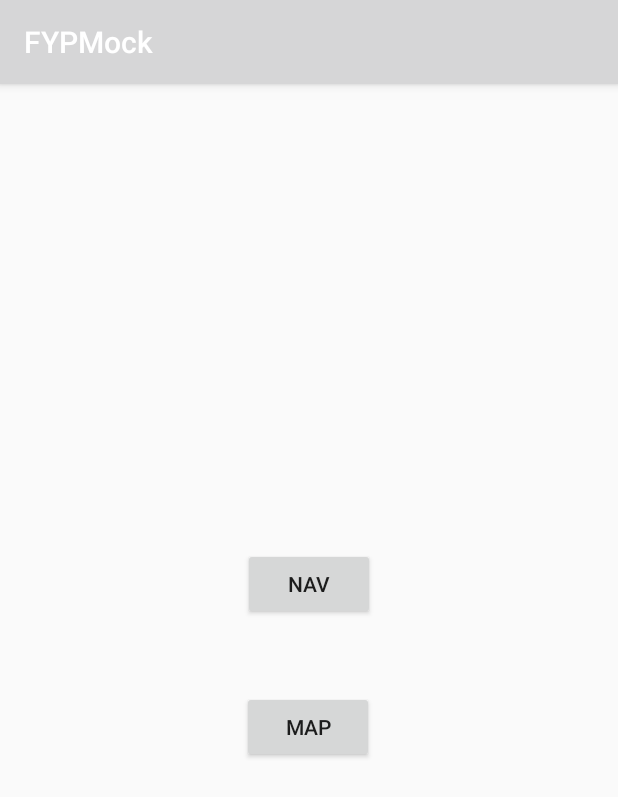
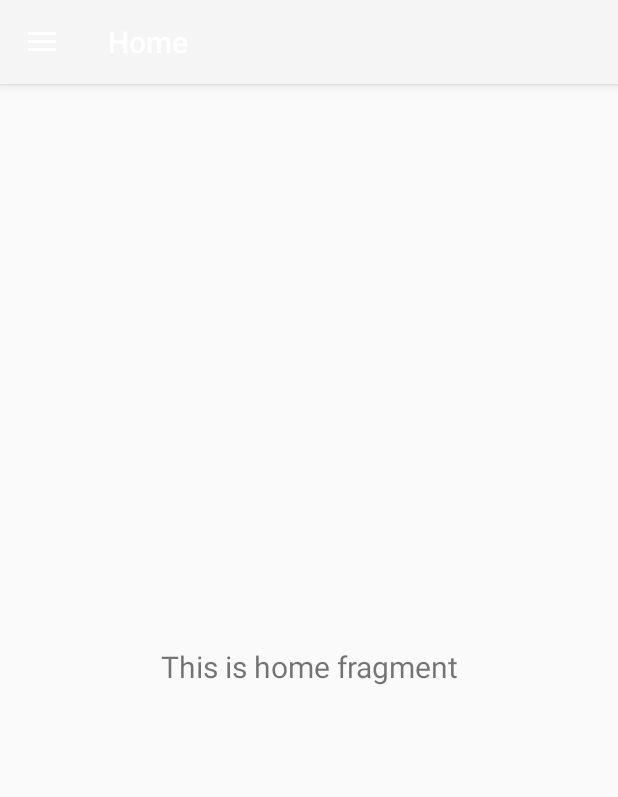
Before and after one commit to cheekeong1002/FYP, an Android app: the screen it shows after launch (Test before the commit, Menu after it), on a phone screen of 412 x 824 dp. Shown: the top 797 px of the screen. Run offline under Robolectric (Android 15) with nearby library versions, the phone set to English and light mode, and no system bars; our stand-ins replace navigation-ui.

Commit message:
Added menu

```diff
--- a/app/build.gradle
+++ b/app/build.gradle
@@ -37,6 +37,10 @@ dependencies {
     implementation('es.situm:situm-wayfinding:0.15.0-alpha@aar') {
         transitive = true
     }
+    implementation 'androidx.navigation:navigation-fragment:2.3.5'
+    implementation 'androidx.navigation:navigation-ui:2.3.5'
+    implementation 'androidx.lifecycle:lifecycle-livedata-ktx:2.4.0'
+    implementation 'androidx.lifecycle:lifecycle-viewmodel-ktx:2.4.0'
     testImplementation 'junit:junit:4.+'
     androidTestImplementation 'androidx.test.ext:junit:1.1.3'
     androidTestImplementation 'androidx.test.espresso:espresso-core:3.4.0'
--- /dev/null
+++ b/app/src/main/java/com/example/fypmock/HomeFragment.java
@@ -0,0 +1,34 @@
+package com.example.fypmock;
+
+import android.os.Bundle;
+import android.view.LayoutInflater;
+import android.view.View;
+import android.view.ViewGroup;
+import android.widget.TextView;
+import androidx.annotation.NonNull;
+import androidx.annotation.Nullable;
+import androidx.fragment.app.Fragment;
+import androidx.lifecycle.Observer;
+import androidx.lifecycle.ViewModelProvider;
+
+public class HomeFragment extends Fragment {
+
+    private HomeViewModel homeViewModel;
+
+    public View onCreateView(@NonNull LayoutInflater inflater,
+            ViewGroup container, Bundle savedInstanceState) {
+
+
+        homeViewModel =
+                new ViewModelProvider(this).get(HomeViewModel.class);
+        View root = inflater.inflate(R.layout.fragment_home, container, false);
+        final TextView textView = root.findViewById(R.id.text_home);
+        homeViewModel.getText().observe(getViewLifecycleOwner(), new Observer<String>() {
+            @Override
+            public void onChanged(@Nullable String s) {
+                textView.setText(s);
+            }
+        });
+        return root;
+    }
+}
--- /dev/null
+++ b/app/src/main/java/com/example/fypmock/HomeViewModel.java
@@ -0,0 +1,19 @@
+package com.example.fypmock;
+
+import androidx.lifecycle.LiveData;
+import androidx.lifecycle.MutableLiveData;
+import androidx.lifecycle.ViewModel;
+
+public class HomeViewModel extends ViewModel {
+
+    private MutableLiveData<String> mText;
+
+    public HomeViewModel() {
+        mText = new MutableLiveData<>();
+        mText.setValue("This is home fragment");
+    }
+
+    public LiveData<String> getText() {
+        return mText;
+    }
+}
--- /dev/null
+++ b/app/src/main/java/com/example/fypmock/Menu.java
@@ -0,0 +1,68 @@
+package com.example.fypmock;
+
+import android.content.Intent;
+import android.os.Bundle;
+import android.util.Log;
+import android.view.MenuItem;
+
+import com.google.android.material.navigation.NavigationView;
+
+import androidx.annotation.NonNull;
+import androidx.navigation.NavController;
+import androidx.navigation.Navigation;
+import androidx.navigation.ui.AppBarConfiguration;
+import androidx.navigation.ui.NavigationUI;
+import androidx.drawerlayout.widget.DrawerLayout;
+import androidx.appcompat.app.AppCompatActivity;
+import androidx.appcompat.widget.Toolbar;
+
+public class Menu extends AppCompatActivity {
+
+    private AppBarConfiguration mAppBarConfiguration;
+
+    @Override
+    protected void onCreate(Bundle savedInstanceState) {
+        super.onCreate(savedInstanceState);
+        setContentView(R.layout.activity_menu);
+        Toolbar toolbar = findViewById(R.id.toolbar);
+        setSupportActionBar(toolbar);
+        DrawerLayout drawer = findViewById(R.id.drawer_layout);
+        NavigationView navigationView = findViewById(R.id.nav_view);
+        // Passing each menu ID as a set of Ids because each
+        // menu should be considered as top level destinations.
+        mAppBarConfiguration = new AppBarConfiguration.Builder(
+                R.id.nav_home)
+                .setDrawerLayout(drawer)
+                .build();
+        NavController navController = Navigation.findNavController(this, R.id.nav_host_fragment);
+        NavigationUI.setupActionBarWithNavController(this, navController, mAppBarConfiguration);
+        NavigationUI.setupWithNavController(navigationView, navController);
+        navigationView.setNavigationItemSelectedListener(new NavigationView.OnNavigationItemSelectedListener() {
+            @Override
+            public boolean onNavigationItemSelected(@NonNull MenuItem item) {
+                Intent intent;
+
+                switch (item.toString()){
+                    case "View Map":
+                        intent = new Intent(Menu.this, Map.class);
+                        startActivity(intent);
+                        break;
+
+                    case "Plan Route":
+                        intent = new Intent(Menu.this, Test.class);
+                        startActivity(intent);
+                        break;
+
+                }
+                return false;
+            }
+        });
+    }
+
+    @Override
+    public boolean onSupportNavigateUp() {
+        NavController navController = Navigation.findNavController(this, R.id.nav_host_fragment);
+        return NavigationUI.navigateUp(navController, mAppBarConfiguration)
+                || super.onSupportNavigateUp();
+    }
+}
--- /dev/null
+++ b/app/src/main/res/drawable/ic_baseline_map_24.xml
@@ -0,0 +1,10 @@
+<vector xmlns:android="http://schemas.android.com/apk/res/android"
+    android:width="24dp"
+    android:height="24dp"
+    android:viewportWidth="24"
+    android:viewportHeight="24"
+    android:tint="?attr/colorControlNormal">
+  <path
+      android:fillColor="@android:color/white"
+      android:pathData="M20.5,3l-0.16,0.03L15,5.1 9,3 3.36,4.9c-0.21,0.07 -0.36,0.25 -0.36,0.48V20.5c0,0.28 0.22,0.5 0.5,0.5l0.16,-0.03L9,18.9l6,2.1 5.64,-1.9c0.21,-0.07 0.36,-0.25 0.36,-0.48V3.5c0,-0.28 -0.22,-0.5 -0.5,-0.5zM15,19l-6,-2.11V5l6,2.11V19z"/>
+</vector>
--- /dev/null
+++ b/app/src/main/res/drawable/ic_baseline_navigation_24.xml
@@ -0,0 +1,10 @@
+<vector xmlns:android="http://schemas.android.com/apk/res/android"
+    android:width="24dp"
+    android:height="24dp"
+    android:viewportWidth="24"
+    android:viewportHeight="24"
+    android:tint="?attr/colorControlNormal">
+  <path
+      android:fillColor="@android:color/white"
+      android:pathData="M12,2L4.5,20.29l0.71,0.71L12,18l6.79,3 0.71,-0.71z"/>
+</vector>
--- /dev/null
+++ b/app/src/main/res/drawable/ic_favourite.xml
@@ -0,0 +1,10 @@
+<vector xmlns:android="http://schemas.android.com/apk/res/android"
+    android:width="24dp"
+    android:height="24dp"
+    android:viewportWidth="24"
+    android:viewportHeight="24"
+    android:tint="?attr/colorControlNormal">
+  <path
+      android:fillColor="@android:color/white"
+      android:pathData="M12,21.35l-1.45,-1.32C5.4,15.36 2,12.28 2,8.5 2,5.42 4.42,3 7.5,3c1.74,0 3.41,0.81 4.5,2.09C13.09,3.81 14.76,3 16.5,3 19.58,3 22,5.42 22,8.5c0,3.78 -3.4,6.86 -8.55,11.54L12,21.35z"/>
+</vector>
--- /dev/null
+++ b/app/src/main/res/drawable/ic_home.xml
@@ -0,0 +1,10 @@
+<vector xmlns:android="http://schemas.android.com/apk/res/android"
+    android:width="24dp"
+    android:height="24dp"
+    android:viewportWidth="24"
+    android:viewportHeight="24"
+    android:tint="?attr/colorControlNormal">
+  <path
+      android:fillColor="@android:color/white"
+      android:pathData="M10,20v-6h4v6h5v-8h3L12,3 2,12h3v8z"/>
+</vector>
--- /dev/null
+++ b/app/src/main/res/drawable/ic_profile.xml
@@ -0,0 +1,10 @@
+<vector xmlns:android="http://schemas.android.com/apk/res/android"
+    android:width="24dp"
+    android:height="24dp"
+    android:viewportWidth="24"
+    android:viewportHeight="24"
+    android:tint="?attr/colorControlNormal">
+  <path
+      android:fillColor="@android:color/white"
+      android:pathData="M12,12c2.21,0 4,-1.79 4,-4s-1.79,-4 -4,-4 -4,1.79 -4,4 1.79,4 4,4zM12,14c-2.67,0 -8,1.34 -8,4v2h16v-2c0,-2.66 -5.33,-4 -8,-4z"/>
+</vector>
--- /dev/null
+++ b/app/src/main/res/drawable/side_nav_bar.xml
@@ -0,0 +1,9 @@
+<shape xmlns:android="http://schemas.android.com/apk/res/android"
+    android:shape="rectangle">
+    <gradient
+        android:angle="135"
+        android:centerColor="#009688"
+        android:endColor="#00695C"
+        android:startColor="#4DB6AC"
+        android:type="linear" />
+</shape>
--- /dev/null
+++ b/app/src/main/res/layout/activity_menu.xml
@@ -0,0 +1,25 @@
+<?xml version="1.0" encoding="utf-8"?>
+<androidx.drawerlayout.widget.DrawerLayout
+    xmlns:android="http://schemas.android.com/apk/res/android"
+    xmlns:app="http://schemas.android.com/apk/res-auto"
+    xmlns:tools="http://schemas.android.com/tools"
+    android:id="@+id/drawer_layout"
+    android:layout_width="match_parent"
+    android:layout_height="match_parent"
+    android:fitsSystemWindows="true"
+    tools:openDrawer="start">
+
+    <include
+        layout="@layout/app_bar_main"
+        android:layout_width="match_parent"
+        android:layout_height="match_parent" />
+
+    <com.google.android.material.navigation.NavigationView
+        android:id="@+id/nav_view"
+        android:layout_width="wrap_content"
+        android:layout_height="match_parent"
+        android:layout_gravity="start"
+        android:fitsSystemWindows="true"
+        app:headerLayout="@layout/nav_header_main"
+        app:menu="@menu/activity_main_drawer" />
+</androidx.drawerlayout.widget.DrawerLayout>
--- /dev/null
+++ b/app/src/main/res/layout/app_bar_main.xml
@@ -0,0 +1,26 @@
+<?xml version="1.0" encoding="utf-8"?>
+<androidx.coordinatorlayout.widget.CoordinatorLayout
+    xmlns:android="http://schemas.android.com/apk/res/android"
+    xmlns:app="http://schemas.android.com/apk/res-auto"
+    xmlns:tools="http://schemas.android.com/tools"
+    android:layout_width="match_parent"
+    android:layout_height="match_parent"
+    tools:context=".Menu">
+
+    <com.google.android.material.appbar.AppBarLayout
+        android:layout_height="wrap_content"
+        android:layout_width="match_parent"
+        android:theme="@style/AppTheme.AppBarOverlay">
+
+        <androidx.appcompat.widget.Toolbar
+            android:id="@+id/toolbar"
+            android:layout_width="match_parent"
+            android:layout_height="?attr/actionBarSize"
+            android:background="?attr/colorPrimary"
+            app:popupTheme="@style/AppTheme.PopupOverlay" />
+
+    </com.google.android.material.appbar.AppBarLayout>
+
+    <include layout="@layout/content_main"/>
+
+</androidx.coordinatorlayout.widget.CoordinatorLayout>
--- /dev/null
+++ b/app/src/main/res/layout/content_main.xml
@@ -0,0 +1,22 @@
+<?xml version="1.0" encoding="utf-8"?>
+<androidx.constraintlayout.widget.ConstraintLayout
+    xmlns:android="http://schemas.android.com/apk/res/android"
+    xmlns:app="http://schemas.android.com/apk/res-auto"
+    xmlns:tools="http://schemas.android.com/tools"
+    android:layout_width="match_parent"
+    android:layout_height="match_parent"
+    app:layout_behavior="@string/appbar_scrolling_view_behavior"
+    tools:showIn="@layout/app_bar_main">
+
+    <fragment
+        android:id="@+id/nav_host_fragment"
+        android:name="androidx.navigation.fragment.NavHostFragment"
+        android:layout_width="match_parent"
+        android:layout_height="match_parent"
+        app:layout_constraintLeft_toLeftOf="parent"
+        app:layout_constraintRight_toRightOf="parent"
+        app:layout_constraintTop_toTopOf="parent"
+        app:defaultNavHost="true"
+        app:navGraph="@navigation/mobile_navigation"
+    />
+</androidx.constraintlayout.widget.ConstraintLayout>
--- /dev/null
+++ b/app/src/main/res/layout/fragment_home.xml
@@ -0,0 +1,23 @@
+<?xml version="1.0" encoding="utf-8"?>
+<androidx.constraintlayout.widget.ConstraintLayout
+    xmlns:android="http://schemas.android.com/apk/res/android"
+    xmlns:app="http://schemas.android.com/apk/res-auto"
+    xmlns:tools="http://schemas.android.com/tools"
+    android:layout_width="match_parent"
+    android:layout_height="match_parent"
+    tools:context=".HomeFragment" >
+
+    <TextView
+        android:id="@+id/text_home"
+        android:layout_width="match_parent"
+        android:layout_height="wrap_content"
+        android:layout_marginStart="8dp"
+        android:layout_marginTop="8dp"
+        android:layout_marginEnd="8dp"
+        android:textAlignment="center"
+        android:textSize="20sp"
+        app:layout_constraintEnd_toEndOf="parent"
+        app:layout_constraintStart_toStartOf="parent"
+        app:layout_constraintTop_toTopOf="parent"
+        app:layout_constraintBottom_toBottomOf="parent" />
+</androidx.constraintlayout.widget.ConstraintLayout>
--- /dev/null
+++ b/app/src/main/res/layout/nav_header_main.xml
@@ -0,0 +1,37 @@
+<?xml version="1.0" encoding="utf-8"?>
+<LinearLayout
+    xmlns:android="http://schemas.android.com/apk/res/android"
+    xmlns:app="http://schemas.android.com/apk/res-auto"
+    android:layout_width="match_parent"
+    android:layout_height="@dimen/nav_header_height"
+    android:background="@drawable/side_nav_bar"
+    android:paddingBottom="@dimen/activity_vertical_margin"
+    android:paddingLeft="@dimen/activity_horizontal_margin"
+    android:paddingRight="@dimen/activity_horizontal_margin"
+    android:paddingTop="@dimen/activity_vertical_margin"
+    android:theme="@style/ThemeOverlay.AppCompat.Dark"
+    android:orientation="vertical"
+    android:gravity="bottom">
+
+    <ImageView
+        android:visibility="invisible"
+        android:layout_width="wrap_content"
+        android:layout_height="wrap_content"
+        android:paddingTop="@dimen/nav_header_vertical_spacing"
+        app:srcCompat="@mipmap/ic_launcher_round"
+        android:contentDescription="@string/nav_header_desc"
+        android:id="@+id/imageView" />
+
+    <TextView
+        android:layout_width="match_parent"
+        android:layout_height="wrap_content"
+        android:paddingTop="@dimen/nav_header_vertical_spacing"
+        android:text="@string/nav_header_title"
+        android:textAppearance="@style/TextAppearance.AppCompat.Body1" />
+
+    <TextView
+        android:layout_width="wrap_content"
+        android:layout_height="wrap_content"
+        android:text="@string/nav_header_subtitle"
+        android:id="@+id/textView" />
+</LinearLayout>
--- /dev/null
+++ b/app/src/main/res/menu/activity_main_drawer.xml
@@ -0,0 +1,31 @@
+<?xml version="1.0" encoding="utf-8"?>
+<menu xmlns:android="http://schemas.android.com/apk/res/android"
+    xmlns:tools="http://schemas.android.com/tools"
+    tools:showIn="navigation_view">
+
+    <group android:checkableBehavior="single">
+        <item
+            android:id="@+id/nav_home"
+            android:icon="@drawable/ic_home"
+            android:title="@string/home" />
+
+        <item
+            android:id="@+id/nav_profile"
+            android:icon="@drawable/ic_profile"
+            android:title="@string/profile" />
+
+        <item
+            android:id="@+id/nav_gallery"
+            android:icon="@drawable/ic_favourite"
+            android:title="@string/fav_poi" />
+        <item
+            android:id="@+id/nav_slideshow"
+            android:icon="@drawable/ic_baseline_map_24"
+            android:title="@string/view_map" />
+
+        <item
+            android:id="@+id/plan_route"
+            android:icon="@drawable/ic_baseline_navigation_24"
+            android:title="@string/plan_route" />
+    </group>
+</menu>
--- /dev/null
+++ b/app/src/main/res/navigation/mobile_navigation.xml
@@ -0,0 +1,13 @@
+<?xml version="1.0" encoding="utf-8"?>
+<navigation xmlns:android="http://schemas.android.com/apk/res/android"
+    xmlns:app="http://schemas.android.com/apk/res-auto"
+    xmlns:tools="http://schemas.android.com/tools"
+    android:id="@+id/mobile_navigation"
+    app:startDestination="@+id/nav_home">
+
+    <fragment
+        android:id="@+id/nav_home"
+        android:name="com.example.fypmock.HomeFragment"
+        android:label="@string/home"
+        tools:layout="@layout/fragment_home" />
+</navigation>
--- a/app/src/main/res/values/dimens.xml
+++ b/app/src/main/res/values/dimens.xml
@@ -9,4 +9,7 @@
     <dimen name="situm_level_list_margin_bottom_in_animation">50dp</dimen>
     <dimen name="situm_level_list_margin_start_in_animation">5dp</dimen>
     <dimen name="scroll_marks_spacing">100dp</dimen>
+    <dimen name="nav_header_vertical_spacing">8dp</dimen>
+    <dimen name="nav_header_height">176dp</dimen>
+    <dimen name="fab_margin">16dp</dimen>
 </resources>
--- a/app/src/main/res/values/strings.xml
+++ b/app/src/main/res/values/strings.xml
@@ -2,4 +2,16 @@
     <string name="app_name">FYPMock</string>
     <string name="start_navigation">Start Navigation</string>
     <string name="navigation">Navigation</string>
+    <string name="home">Home</string>
+    <string name="profile">Profile</string>
+    <string name="fav_poi">Favourite POIs</string>
+    <string name="view_map">View Map</string>
+    <string name="plan_route">Plan Route</string>
+    <string name="title_activity_menu">menu</string>
+    <string name="navigation_drawer_open">Open navigation drawer</string>
+    <string name="navigation_drawer_close">Close navigation drawer</string>
+    <string name="nav_header_title">Android Studio</string>
+    <string name="nav_header_subtitle">android.studio@android.com</string>
+    <string name="nav_header_desc">Navigation header</string>
+    <string name="action_settings">Settings</string>
 </resources>
```
Also changed, not shown: app/src/main/AndroidManifest.xml (+17 -18 lines).
